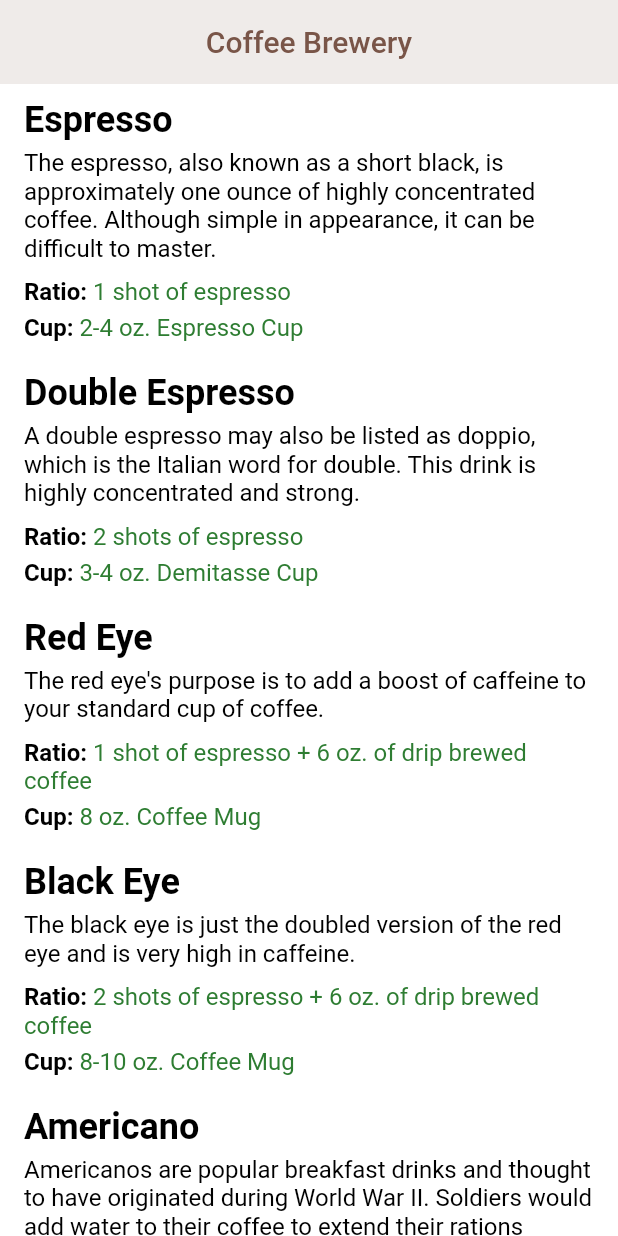
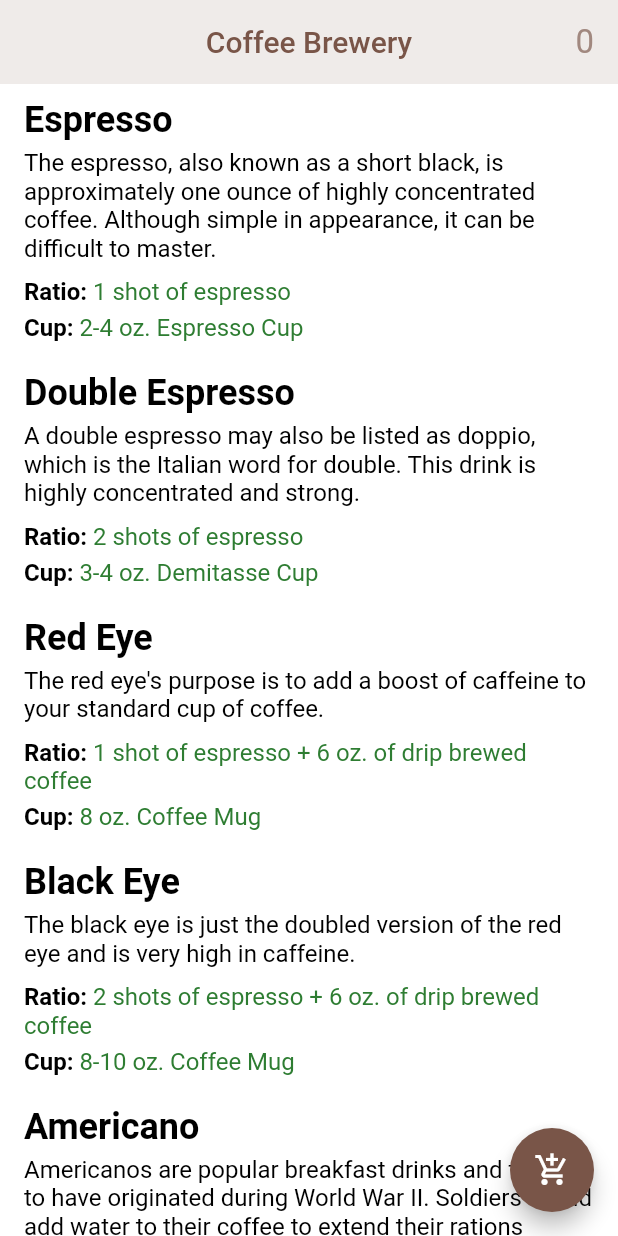
Before and after one commit to sbis04/flutter_web_performance, a Flutter app: the screen it shows after launch, on a phone screen of 412 x 824 dp. Run offline on Flutter 3.47's test engine with Material 2 defaults, Android fonts, the phone set to English and light mode, and no system bars; missing offline and left inert: web_benchmarks_framework.

Commit message:
Update home_page

```diff
--- a/lib/screens/home_page.dart
+++ b/lib/screens/home_page.dart
@@ -4,7 +4,6 @@ import 'package:flutter/material.dart';
 import 'package:flutter_web_performance/model/coffee.dart';
 
 const listItemKey = ValueKey('listItemKey');
-const aboutPageKey = ValueKey('aboutPageKey');
 
 class HomePage extends StatefulWidget {
   @override
@@ -12,11 +11,7 @@ class HomePage extends StatefulWidget {
 }
 
 class _HomePageState extends State<HomePage> {
-  @override
-  void initState() {
-    super.initState();
-    parseJsonData();
-  }
+  int _coffeeCount = 0;
 
   Future<List<Coffee>> parseJsonData() async {
     String jsonData = await DefaultAssetBundle.of(context).loadString('assets/data.json');
@@ -26,9 +21,12 @@ class _HomePageState extends State<HomePage> {
     List<Coffee> coffeeList = coffeeTypes.coffee;
 
     return coffeeList;
+  }
 
-    // print('Name: ${coffee[0].name}');
-    // print('Description: ${coffee[0].description}');
+  void _incrementCoffee() {
+    setState(() {
+      _coffeeCount++;
+    });
   }
 
   @override
@@ -43,6 +41,22 @@ class _HomePageState extends State<HomePage> {
           style: TextStyle(color: Colors.brown),
         ),
         centerTitle: true,
+        actions: [
+          Center(
+            child: Padding(
+              padding: const EdgeInsets.only(right: 16.0),
+              child: Text(
+                '$_coffeeCount',
+                style: TextStyle(color: Colors.brown[300], fontSize: 22),
+              ),
+            ),
+          )
+        ],
+      ),
+      floatingActionButton: FloatingActionButton(
+        onPressed: _incrementCoffee,
+        child: Icon(Icons.add_shopping_cart),
+        backgroundColor: Colors.brown,
       ),
       body: FutureBuilder(
         future: parseJsonData(),
@@ -53,10 +67,10 @@ class _HomePageState extends State<HomePage> {
             return Padding(
               padding: const EdgeInsets.only(left: 16.0, right: 16.0),
               child: ListView.builder(
-                physics: BouncingScrollPhysics(),
                 itemCount: coffeeList.length,
                 itemBuilder: (context, index) {
                   return InkWell(
+                    key: index == 0 ? listItemKey : null,
                     onTap: () {
                       Navigator.of(context).pushNamed(
                         '/description',
@@ -64,7 +78,6 @@ class _HomePageState extends State<HomePage> {
                       );
                     },
                     child: Column(
-                      key: listItemKey,
                       crossAxisAlignment: CrossAxisAlignment.start,
                       children: [
                         SizedBox(height: 10),
```
